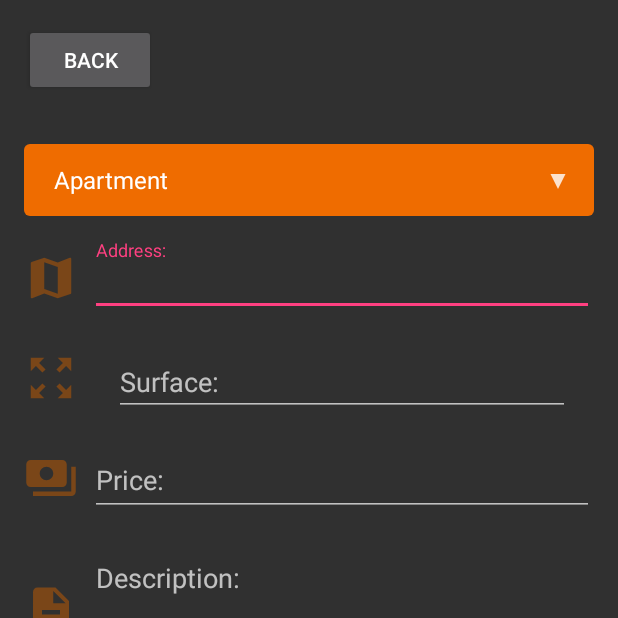
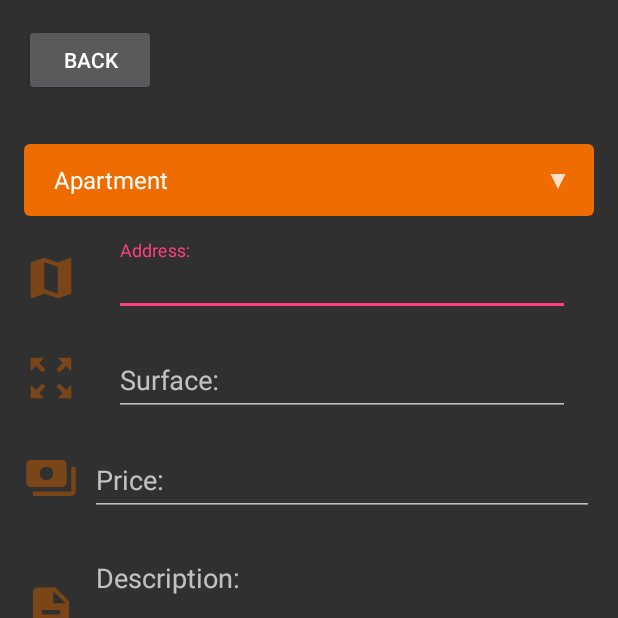
Before and after one commit to ElPoulet/RealEstateManager, an Android app: the AddAppartmentActivity screen opened directly, with no data from a screen before it, on a phone screen of 412 x 824 dp, the top half of it. Run offline under Robolectric (Android 15) with nearby library versions, the phone set to English and light mode, and no system bars; our stand-ins replace Room's generated code.

Commit message:
Mise à jour Custom and Provider
Add New Provider
Custom in Activity

```diff
--- a/app/src/main/AndroidManifest.xml
+++ b/app/src/main/AndroidManifest.xml
@@ -39,7 +39,7 @@
                 android:value="androidx.startup" />
         </provider>
         <provider
-            android:name=".fragment.list.contentprovider.ApartmentContentProvider"
+            android:name=".fragment.list.contentprovider.ApartContentProvider"
             android:authorities="com.openclassrooms.realestatemanager.fragment.list.contentprovider"
             android:exported="true" />
         <activity android:name="com.openclassrooms.realestatemanager.fragment.list.MainActivity"
--- a/app/src/main/java/com/openclassrooms/realestatemanager/CustomPriceEditText.java
+++ b/app/src/main/java/com/openclassrooms/realestatemanager/CustomPriceEditText.java
@@ -11,7 +11,8 @@ import com.google.android.material.textfield.TextInputLayout;
 public class CustomPriceEditText extends TextInputLayout {
 
     // Référence à l'EditText interne
-    private TextInputEditText priceEditText;
+    private TextInputEditText textInputEditText;
+    private TextInputLayout textInputLayout;
 
     // Constructeur principal pour l'instanciation depuis le code XML
     public CustomPriceEditText(Context context) {
@@ -37,12 +38,14 @@ public class CustomPriceEditText extends TextInputLayout {
         LayoutInflater.from(context).inflate(R.layout.custom_text_input_view, this, true);
 
         // Récupère la référence à l'TextInputEditText à l'intérieur du layout gonflé
-        priceEditText = findViewById(R.id.textPrice);
+        textInputEditText = findViewById(R.id.text_edit);
+
+        textInputLayout = findViewById(R.id.text_layout);
 
         // Vous pouvez ajouter ici une logique de personnalisation supplémentaire
         // par exemple, définir un type d'entrée, des listeners, etc.
-        if (priceEditText != null) {
-            priceEditText.setInputType(InputType.TYPE_CLASS_NUMBER | InputType.TYPE_NUMBER_FLAG_DECIMAL);
+        if (textInputEditText != null) {
+            textInputEditText.setInputType(InputType.TYPE_CLASS_TEXT);
         }
     }
 
@@ -51,7 +54,11 @@ public class CustomPriceEditText extends TextInputLayout {
      * @return Le texte du champ sous forme de String.
      */
     public String getText() {
-        return priceEditText != null ? priceEditText.getText().toString() : "";
+        return textInputEditText != null ? textInputEditText.getText().toString() : "";
+    }
+
+    public void setText(String address){
+        textInputEditText.setText(address);
     }
 
     /**
@@ -61,15 +68,20 @@ public class CustomPriceEditText extends TextInputLayout {
     @Override
     public void setHint(CharSequence hint) {
 
-        if (priceEditText != null) {
-            priceEditText.setHint(hint);
+        if (textInputEditText != null) {
+            //textInputEditText.setHint(hint);
+            textInputLayout.setHint(hint);
         }
 
         super.setHint(hint);
     }
 
+    public void setTextInputEditText(int inputEditText){
+        textInputEditText.setInputType(inputEditText);
+    }
+
     public TextInputEditText getEditText() {
-        return priceEditText;
+        return textInputEditText;
     }
 
 }
--- a/app/src/main/java/com/openclassrooms/realestatemanager/fragment/list/AddAppartmentActivity.java
+++ b/app/src/main/java/com/openclassrooms/realestatemanager/fragment/list/AddAppartmentActivity.java
@@ -15,6 +15,7 @@ import android.os.Build;
 import android.os.Bundle;
 import android.os.Handler;
 import android.os.Looper;
+import android.text.InputType;
 import android.util.Log;
 import android.view.View;
 import android.widget.ArrayAdapter;
@@ -52,7 +53,7 @@ public class AddAppartmentActivity extends AppCompatActivity implements DatePick
 
     public EditText textviewName;
 
-    public EditText  textViewAddress;
+    public CustomPriceEditText  textViewAddress;
 
     public CustomPriceEditText textViewSurface;
 
@@ -135,9 +136,11 @@ public class AddAppartmentActivity extends AppCompatActivity implements DatePick
 
         //this.textviewName = findViewById(R.id.textName);
         this.textViewAddress = findViewById(R.id.textPostalAddress);
+        this.textViewAddress.setHint(R.string.Address);
 
         this.textViewSurface = findViewById(R.id.textSurface);
         this.textViewSurface.setHint(getString(R.string.Surface));
+        this.textViewSurface.setTextInputEditText(InputType.TYPE_CLASS_NUMBER | InputType.TYPE_NUMBER_FLAG_DECIMAL);
 
         this.textViewPrice = findViewById(R.id.textPrice);
 
--- a/app/src/main/java/com/openclassrooms/realestatemanager/fragment/list/ApartmentDao.java
+++ b/app/src/main/java/com/openclassrooms/realestatemanager/fragment/list/ApartmentDao.java
@@ -44,6 +44,14 @@ public interface ApartmentDao {
     @Query("SELECT * FROM apartment_table WHERE apartment_id = :id")
     Appartment getApartmentById(long id);
 
+    @Insert
+    long insertApartment(Appartment appartment);
+
+    @Query("DELETE FROM apartment_table WHERE apartment_id = :flatId")
+    int deleteFlat(long flatId);
+
+    @Update
+    int updateFlat(Appartment appartment);
 
 
 
--- a/app/src/main/java/com/openclassrooms/realestatemanager/fragment/list/contentprovider/ApartmentContentProvider.java
+++ b/app/src/main/java/com/openclassrooms/realestatemanager/fragment/list/contentprovider/ApartmentContentProvider.java
@@ -62,7 +62,6 @@ public class ApartmentContentProvider extends ContentProvider {
     public boolean onCreate() {
         ApartmentDatabase database = ApartmentDatabase.getInstance(getContext());
         apartmentDao = database.apartmentDao();
-        filterDao = database.filterDao();
         imageDao = database.imageDao();
         return true;
     }
--- a/app/src/main/res/layout/activity_add_appartment.xml
+++ b/app/src/main/res/layout/activity_add_appartment.xml
@@ -49,24 +49,20 @@
                     android:layout_marginEnd="8dp" android:src="@drawable/ic_map"
                     android:contentDescription="@string/icon_map_desc"/>
 
-                <com.google.android.material.textfield.TextInputLayout
-                    android:layout_width="0dp" android:layout_height="wrap_content"
-                    android:layout_weight="1"
-                    app:boxBackgroundColor="@android:color/transparent"
-                    app:boxBackgroundMode="outline"
-                    app:boxCornerRadiusBottomEnd="10dp"
-                    app:boxCornerRadiusBottomStart="10dp"
-                    app:boxCornerRadiusTopEnd="10dp"
-                    app:boxCornerRadiusTopStart="10dp">
-
-                    <com.google.android.material.textfield.TextInputEditText
-                        android:id="@+id/textPostalAddress"
-                        android:layout_width="match_parent"
-                        android:layout_height="wrap_content"
-                        android:hint="@string/Address"
-                        android:textColor="@color/black" />
-
-                </com.google.android.material.textfield.TextInputLayout>
+                <com.openclassrooms.realestatemanager.CustomPriceEditText
+                    android:id="@+id/textPostalAddress"
+                    android:layout_width="match_parent"
+                    android:layout_height="wrap_content"
+                    android:layout_marginStart="16dp"
+                    android:layout_marginEnd="16dp"
+                    app:hintEnabled="true"
+                    app:hintAnimationEnabled="true"
+                    app:layout_constraintBottom_toBottomOf="parent"
+                    app:layout_constraintEnd_toEndOf="parent"
+                    app:layout_constraintStart_toStartOf="parent"
+                    app:layout_constraintTop_toTopOf="parent"
+                    app:boxStrokeColor="@color/black"
+                    app:hintTextColor="@color/black" />
             </LinearLayout>
 
             <LinearLayout
--- a/app/src/main/res/layout/custom_text_input_view.xml
+++ b/app/src/main/res/layout/custom_text_input_view.xml
@@ -2,6 +2,7 @@
 <com.google.android.material.textfield.TextInputLayout
     xmlns:android="http://schemas.android.com/apk/res/android"
     xmlns:app="http://schemas.android.com/apk/res-auto"
+    android:id="@+id/text_layout"
     android:layout_width="match_parent"
     android:layout_height="wrap_content"
     android:layout_weight="1"
@@ -13,7 +14,7 @@
     app:boxCornerRadiusTopStart="10dp">
 
     <com.google.android.material.textfield.TextInputEditText
-        android:id="@+id/textPrice"
+        android:id="@+id/text_edit"
         android:layout_width="match_parent"
         android:layout_height="wrap_content"
         android:textColor="@color/black" />
```
Also changed, not shown: app/src/main/java/com/openclassrooms/realestatemanager/fragment/list/Appartment.java (+18 -0 lines), app/src/main/java/com/openclassrooms/realestatemanager/fragment/list/contentprovider/ApartContentProvider.java (added, +87 -0 lines), 1 other file.
